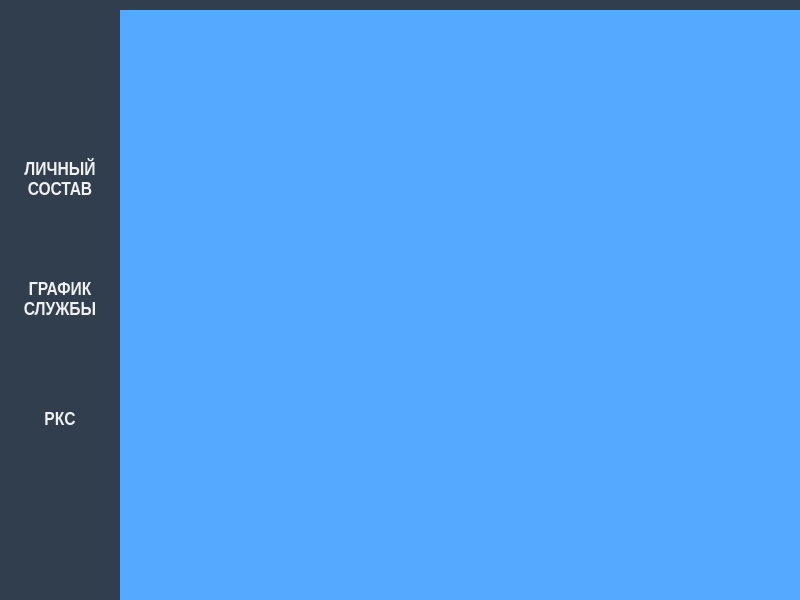
This is widget.ui in DNDCpp/QT_army_project as Qt 5 draws it before an edit. The edited form follows.
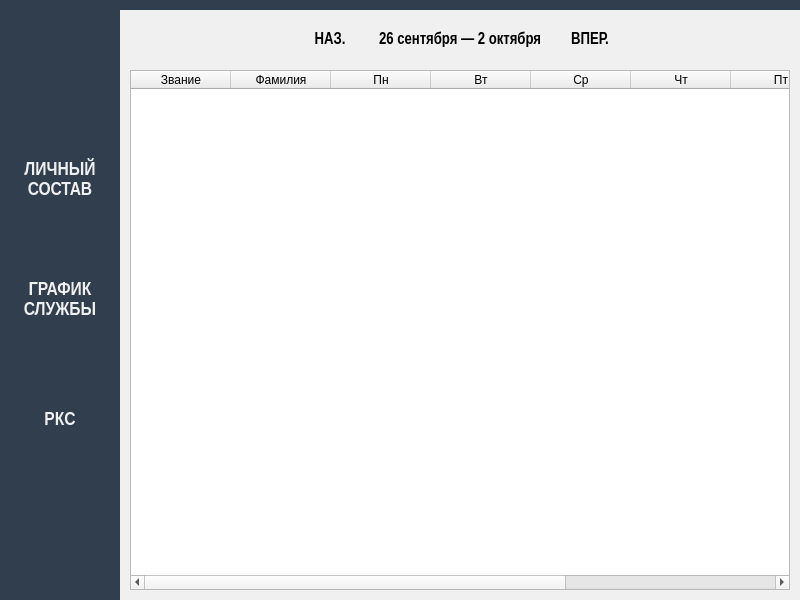
This is the edited form. The open tabs and pages were chosen to show the change. Icons and pictures are not drawn.

Commit message: Добавил вторую страницу с графиком службы.

Diff of the .ui file:
```diff
--- a/widget.ui
+++ b/widget.ui
@@ -62,17 +62,17 @@
 	border-left-color: rgb(36, 110, 183);
 }
 
-#page{
+#page,#page_2{
 	background-color: rgb(240, 240, 240);
 }
 
-#buttonEdit, #buttonAdd, #buttonDeleteAll,#buttonDelete
+#buttonEdit, #buttonAdd, #buttonDeleteAll,#buttonDelete,#buttonNextWeek,#buttonPreviousWeek
 {
 	background-color: rgb(240, 240, 240);
 	border-width: 0px;
 	border-style: solid;
 }
-#buttonEdit:hover, #buttonAdd:hover, #buttonDelete:hover, #buttonDeleteAll:hover
+#buttonEdit:hover, #buttonAdd:hover, #buttonDelete:hover, #buttonDeleteAll:hover,#buttonNextWeek:hover,#buttonPreviousWeek:hover
 {
 background-color: rgb(110, 110, 110);
 color: white
@@ -536,8 +536,227 @@
      </widget>
      <widget class="QWidget" name="page_2">
       <property name="styleSheet">
-       <string notr="true">background-color: rgb(85, 170, 255);</string>
+       <string notr="true"/>
       </property>
+      <layout class="QVBoxLayout" name="verticalLayout_3">
+       <property name="spacing">
+        <number>0</number>
+       </property>
+       <property name="leftMargin">
+        <number>10</number>
+       </property>
+       <property name="topMargin">
+        <number>0</number>
+       </property>
+       <property name="rightMargin">
+        <number>10</number>
+       </property>
+       <property name="bottomMargin">
+        <number>10</number>
+       </property>
+       <item>
+        <layout class="QHBoxLayout" name="horizontalLayout_4">
+         <property name="spacing">
+          <number>0</number>
+         </property>
+         <item>
+          <spacer name="horizontalSpacer_2">
+           <property name="orientation">
+            <enum>Qt::Horizontal</enum>
+           </property>
+           <property name="sizeHint" stdset="0">
+            <size>
+             <width>40</width>
+             <height>20</height>
+            </size>
+           </property>
+          </spacer>
+         </item>
+         <item>
+          <widget class="QPushButton" name="buttonPreviousWeek">
+           <property name="sizePolicy">
+            <sizepolicy hsizetype="Fixed" vsizetype="Fixed">
+             <horstretch>0</horstretch>
+             <verstretch>0</verstretch>
+            </sizepolicy>
+           </property>
+           <property name="minimumSize">
+            <size>
+             <width>60</width>
+             <height>60</height>
+            </size>
+           </property>
+           <property name="font">
+            <font>
+             <family>Arial Narrow</family>
+             <pointsize>12</pointsize>
+             <weight>75</weight>
+             <bold>true</bold>
+            </font>
+           </property>
+           <property name="text">
+            <string>НАЗ.</string>
+           </property>
+           <property name="autoDefault">
+            <bool>false</bool>
+           </property>
+           <property name="flat">
+            <bool>false</bool>
+           </property>
+          </widget>
+         </item>
+         <item>
+          <widget class="QLabel" name="dayesLabel">
+           <property name="sizePolicy">
+            <sizepolicy hsizetype="Fixed" vsizetype="Fixed">
+             <horstretch>0</horstretch>
+             <verstretch>0</verstretch>
+            </sizepolicy>
+           </property>
+           <property name="minimumSize">
+            <size>
+             <width>200</width>
+             <height>60</height>
+            </size>
+           </property>
+           <property name="font">
+            <font>
+             <family>Arial Narrow</family>
+             <pointsize>12</pointsize>
+             <weight>75</weight>
+             <bold>true</bold>
+            </font>
+           </property>
+           <property name="text">
+            <string>26 сентября — 2 октября</string>
+           </property>
+           <property name="textFormat">
+            <enum>Qt::AutoText</enum>
+           </property>
+           <property name="alignment">
+            <set>Qt::AlignCenter</set>
+           </property>
+          </widget>
+         </item>
+         <item>
+          <widget class="QPushButton" name="buttonNextWeek">
+           <property name="sizePolicy">
+            <sizepolicy hsizetype="Fixed" vsizetype="Fixed">
+             <horstretch>0</horstretch>
+             <verstretch>0</verstretch>
+            </sizepolicy>
+           </property>
+           <property name="minimumSize">
+            <size>
+             <width>60</width>
+             <height>60</height>
+            </size>
+           </property>
+           <property name="font">
+            <font>
+             <family>Arial Narrow</family>
+             <pointsize>12</pointsize>
+             <weight>75</weight>
+             <bold>true</bold>
+            </font>
+           </property>
+           <property name="text">
+            <string>ВПЕР.</string>
+           </property>
+           <property name="autoDefault">
+            <bool>false</bool>
+           </property>
+           <property name="flat">
+            <bool>false</bool>
+           </property>
+          </widget>
+         </item>
+         <item>
+          <spacer name="horizontalSpacer_3">
+           <property name="orientation">
+            <enum>Qt::Horizontal</enum>
+           </property>
+           <property name="sizeHint" stdset="0">
+            <size>
+             <width>40</width>
+             <height>20</height>
+            </size>
+           </property>
+          </spacer>
+         </item>
+        </layout>
+       </item>
+       <item>
+        <widget class="QTableWidget" name="soldiersTable_2">
+         <property name="editTriggers">
+          <set>QAbstractItemView::NoEditTriggers</set>
+         </property>
+         <property name="alternatingRowColors">
+          <bool>true</bool>
+         </property>
+         <property name="selectionBehavior">
+          <enum>QAbstractItemView::SelectRows</enum>
+         </property>
+         <property name="gridStyle">
+          <enum>Qt::NoPen</enum>
+         </property>
+         <property name="sortingEnabled">
+          <bool>true</bool>
+         </property>
+         <attribute name="horizontalHeaderShowSortIndicator" stdset="0">
+          <bool>true</bool>
+         </attribute>
+         <attribute name="horizontalHeaderStretchLastSection">
+          <bool>false</bool>
+         </attribute>
+         <column>
+          <property name="text">
+           <string>Звание</string>
+          </property>
+         </column>
+         <column>
+          <property name="text">
+           <string>Фамилия</string>
+          </property>
+         </column>
+         <column>
+          <property name="text">
+           <string>Пн</string>
+          </property>
+         </column>
+         <column>
+          <property name="text">
+           <string>Вт</string>
+          </property>
+         </column>
+         <column>
+          <property name="text">
+           <string>Ср</string>
+          </property>
+         </column>
+         <column>
+          <property name="text">
+           <string>Чт</string>
+          </property>
+         </column>
+         <column>
+          <property name="text">
+           <string>Пт</string>
+          </property>
+         </column>
+         <column>
+          <property name="text">
+           <string>Сб</string>
+          </property>
+         </column>
+         <column>
+          <property name="text">
+           <string>Вс</string>
+          </property>
+         </column>
+        </widget>
+       </item>
+      </layout>
      </widget>
     </widget>
    </item>
```
